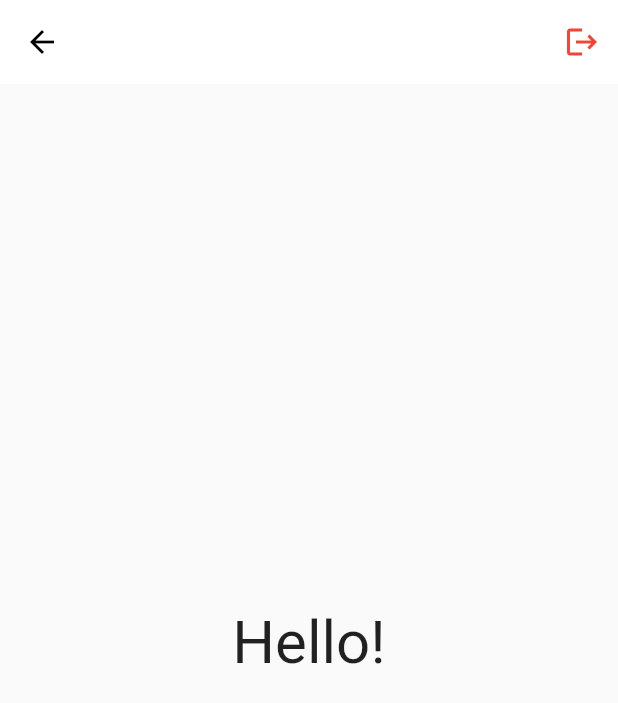
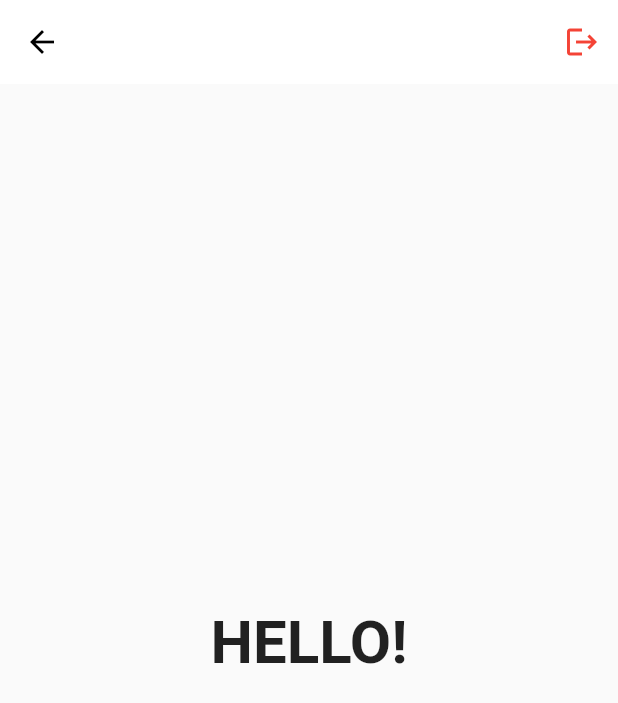
Before and after one commit to sudhan003/phone_number_verification, a Flutter app: the screen it shows once a user with an empty profile is signed in, after a tap on the "arrow back" icon, on a phone screen of 412 x 824 dp. Shown: the top 703 px of the screen. Run offline on Flutter 3.47's test engine with Material 2 defaults, Android fonts, the phone set to English and light mode, and no system bars; our stand-ins replace country_code_picker, firebase_auth, firebase_core, flutter_svg, get, pinput; missing offline and left inert: timer_snackbar; accounts and stored records are empty; network calls fail.

Commit message:
final commit

```diff
--- a/lib/main.dart
+++ b/lib/main.dart
@@ -1,34 +1,30 @@
 import 'package:flutter/material.dart';
+import 'package:firebase_core/firebase_core.dart';
+import 'package:get/get.dart';
+import 'package:phone_number_verification/controller/auth_controller.dart';
 import 'package:phone_number_verification/firebase_options.dart';
-import 'package:phone_number_verification/provider/auth_provider.dart';
-import 'package:phone_number_verification/screens/otp_verification_screen.dart';
-import 'package:firebase_core/firebase_core.dart';
 import 'package:phone_number_verification/screens/phone_number_screen.dart';
-import 'package:provider/provider.dart';
 
 void main() async {
   WidgetsFlutterBinding.ensureInitialized();
-  await Firebase.initializeApp(options: DefaultFirebaseOptions.currentPlatform);
+  await Firebase.initializeApp(options: DefaultFirebaseOptions.currentPlatform)
+      .then((value) => Get.put(AuthController()));
   runApp(const MyApp());
 }
 
 class MyApp extends StatelessWidget {
   const MyApp({Key? key}) : super(key: key);
 
-  // This widget is the root of your application.
   @override
   Widget build(BuildContext context) {
-    return MultiProvider(
-      providers: [ChangeNotifierProvider(create: (_) => AuthProvider())],
-      child: MaterialApp(
-          debugShowCheckedModeBanner: false,
-          theme: ThemeData(
-            primarySwatch: Colors.blue,
-          ),
-          home:
-              // snapshot.hasdata
-              //     ? const HomeScreen() :
-              const PhoneNumberScreen()),
-    );
+    return GetMaterialApp(
+        supportedLocales: const [
+          Locale('en', 'US'),
+        ],
+        debugShowCheckedModeBanner: false,
+        theme: ThemeData(
+          primarySwatch: Colors.blue,
+        ),
+        home: const PhoneNumberScreen());
   }
 }
--- a/lib/screens/home_screen.dart
+++ b/lib/screens/home_screen.dart
@@ -1,9 +1,7 @@
-import 'package:firebase_auth/firebase_auth.dart';
 import 'package:flutter/material.dart';
-import 'package:phone_number_verification/provider/auth_provider.dart';
-import 'package:phone_number_verification/screens/otp_verification_screen.dart';
+import 'package:get/get.dart';
+import 'package:phone_number_verification/controller/auth_controller.dart';
 import 'package:phone_number_verification/screens/phone_number_screen.dart';
-import 'package:provider/provider.dart';
 
 class HomeScreen extends StatefulWidget {
   const HomeScreen({Key? key}) : super(key: key);
@@ -13,28 +11,13 @@ class HomeScreen extends StatefulWidget {
 }
 
 class _HomeScreenState extends State<HomeScreen> {
-  String? phoneNumber;
-
-  @override
-  void initState() {
-    super.initState();
-    getUserPhoneNumber();
-  }
-
-  Future<void> getUserPhoneNumber() async {
-    final user = FirebaseAuth.instance.currentUser;
-    if (user != null && user.phoneNumber != null) {
-      setState(() {
-        phoneNumber = user.phoneNumber!;
-      });
-    }
-  }
-
+  String userNumber = AuthController.instance.countryCodeController.text +
+      AuthController.instance.phoneNumberController.text;
   @override
   Widget build(BuildContext context) {
-    return Consumer<AuthProvider>(builder: (context, model, _) {
     return Scaffold(
       appBar: AppBar(
+        title: Text('Home'),
         elevation: 0,
         backgroundColor: Colors.white,
         leading: IconButton(
@@ -43,9 +26,6 @@ class _HomeScreenState extends State<HomeScreen> {
             color: Colors.black,
           ),
           onPressed: () {
-              model.signOut();
-              Navigator.of(context).push(MaterialPageRoute(
-                  builder: (_) =>  OtpVerificationScreen()));
           },
         ),
         actions: [
@@ -55,9 +35,8 @@ class _HomeScreenState extends State<HomeScreen> {
               color: Colors.red,
             ),
             onPressed: () {
-                model.signOut();
-                Navigator.of(context).push(MaterialPageRoute(
-                    builder: (_) => const PhoneNumberScreen()));
+              AuthController.instance.signOut();
+              Get.to(() => const PhoneNumberScreen());
             },
           ),
         ],
@@ -66,24 +45,11 @@ class _HomeScreenState extends State<HomeScreen> {
         child: Column(
           mainAxisAlignment: MainAxisAlignment.center,
           children: [
-              phoneNumber == null
-                  ? const CircularProgressIndicator()
-                  : const Text(
-                      "Hello!",
-                      style:
-                          TextStyle(fontWeight: FontWeight.w400, fontSize: 40),
-                    ),
-              Text(
-                " $phoneNumber",
-                style: const TextStyle(
-                    fontSize: 20,
-                    fontStyle: FontStyle.italic,
-                    fontWeight: FontWeight.w300),
-              )
+            Text("HELLO!",style: TextStyle(fontSize: 40,fontWeight: FontWeight.bold),),
+              Text("${AuthController.instance.userNumber}",style: TextStyle(fontSize: 20,fontWeight: FontWeight.w400,),)
               ],
         ),
       ),
     );
-    });
   }
 }
--- a/lib/screens/otp_verification_screen.dart
+++ b/lib/screens/otp_verification_screen.dart
@@ -1,15 +1,10 @@
-import 'package:firebase_auth/firebase_auth.dart';
 import 'package:flutter/material.dart';
 import 'package:flutter_svg/flutter_svg.dart';
-import 'package:phone_number_verification/provider/auth_provider.dart';
-import 'package:provider/provider.dart';
-
+import 'package:phone_number_verification/controller/auth_controller.dart';
 import 'package:pinput/pinput.dart';
-import '../keys.dart';
-import 'home_screen.dart';
 
 class OtpVerificationScreen extends StatefulWidget {
-   OtpVerificationScreen({Key? key}) : super(key: key);
+  const OtpVerificationScreen({Key? key}) : super(key: key);
 
   @override
   State<OtpVerificationScreen> createState() => _OtpVerificationScreenState();
@@ -17,6 +12,7 @@ class OtpVerificationScreen extends StatefulWidget {
 
 class _OtpVerificationScreenState extends State<OtpVerificationScreen> {
   final focusNode = FocusNode();
+
   @override
   void dispose() {
     focusNode.dispose();
@@ -41,17 +37,9 @@ class _OtpVerificationScreenState extends State<OtpVerificationScreen> {
         border: Border.all(color: borderColor),
       ),
     );
-    return StreamBuilder(
-        stream: FirebaseAuth.instance.authStateChanges(),
-        builder: (context, snapshot) {
-          if (snapshot.hasData) {
-            return HomeScreen();
-          }
     return Scaffold(
-            body: Consumer<AuthProvider>(builder: (context, model, _) {
-              return Padding(
-                padding:
-                    const EdgeInsets.symmetric(vertical: 40, horizontal: 20),
+      body: Padding(
+        padding: const EdgeInsets.symmetric(vertical: 40, horizontal: 20),
         child: SingleChildScrollView(
           child: Column(
             mainAxisAlignment: MainAxisAlignment.center,
@@ -65,21 +53,13 @@ class _OtpVerificationScreenState extends State<OtpVerificationScreen> {
               ),
               Pinput(
                 length: 6,
-                        controller: model.otpController,
+                controller: AuthController.instance.otpNumberController,
                 focusNode: focusNode,
                 androidSmsAutofillMethod:
                     AndroidSmsAutofillMethod.smsUserConsentApi,
                 listenForMultipleSmsOnAndroid: true,
                 defaultPinTheme: defaultPinTheme,
                 hapticFeedbackType: HapticFeedbackType.lightImpact,
-                        // validator: (value) {
-                        //   if(value == null || value.isEmpty){
-                        //     return 'Please enter OTP';
-                        //   }
-                        //   else if(value.length != 6){
-                        //     return 'Please enter 6 digit OTP';
-                        //   }
-                        // },
                 onCompleted: (pin) {
                   debugPrint('onCompleted: $pin');
                 },
@@ -116,26 +96,25 @@ class _OtpVerificationScreenState extends State<OtpVerificationScreen> {
               ),
               TextButton(
                 onPressed: () {
-                          model.signinWithPhone(context);
+                  AuthController.instance.signinWithPhone(context);
                 },
                 child: const Text("Submit"),
               ),
-                      Row(children: [
+              Row(mainAxisAlignment: MainAxisAlignment.center, children: [
                 const Text("Didn't receive OTP"),
                 TextButton(
                   onPressed: () {
-                            model.verifyPhoneNumber(context);
-                            model.resendCode();
+                    AuthController.instance.resendOTP(context);
                   },
-                          child: const Text("re-send OTP"),
+                  child: const Text(
+                    "re-send OTP",
+                  ),
                 ),
               ])
             ],
           ),
         ),
+      ),
     );
-            }),
-          );
-        });
   }
 }
--- a/lib/screens/phone_number_screen.dart
+++ b/lib/screens/phone_number_screen.dart
@@ -1,10 +1,9 @@
-import 'package:firebase_auth/firebase_auth.dart';
+import 'package:country_code_picker/country_code_picker.dart';
 import 'package:flutter/material.dart';
 import 'package:flutter_svg/flutter_svg.dart';
-import 'package:phone_number_verification/screens/home_screen.dart';
-import 'package:provider/provider.dart';
+import 'package:get/get.dart';
+import 'package:phone_number_verification/controller/auth_controller.dart';
 
-import '../provider/auth_provider.dart';
 import '../keys.dart';
 import 'otp_verification_screen.dart';
 
@@ -16,19 +15,12 @@ class PhoneNumberScreen extends StatefulWidget {
 }
 
 class _PhoneNumberScreenState extends State<PhoneNumberScreen> {
-  // final _formKey = GlobalKey<FormState>();
+  String _selectedCountryCode = '+91';
 
   @override
   Widget build(BuildContext context) {
-    return StreamBuilder(
-        stream: FirebaseAuth.instance.authStateChanges(),
-        builder: (context, snapshot) {
-          if (snapshot.hasData) {
-            return const HomeScreen();
-          }
     return Scaffold(
-              body: Consumer<AuthProvider>(builder: (context, model, _) {
-            return Form(
+        body: Form(
             key: Keys.formKey,
             child: Padding(
                 padding: const EdgeInsets.all(20),
@@ -46,12 +38,44 @@ class _PhoneNumberScreenState extends State<PhoneNumberScreen> {
                       const SizedBox(
                         height: 40,
                       ),
-                        TextFormField(
-                          controller: model.phoneNumberController,
+                      Row(children: [
+                        Expanded(
+                          child: Container(
+                            alignment: Alignment.center,
+                            width: 60,
+                            height: 58,
+                            decoration: BoxDecoration(
+                                color: Colors.grey.shade200,
+                                border: Border.all(color: Colors.black),
+                                borderRadius: BorderRadius.circular(5)),
+                            child: CountryCodePicker(
+                              initialSelection: 'IN',
+                              alignLeft: true,
+                              favorite: const ['+91', 'IN'],
+                              onChanged: (countryCode) {
+                                setState(() {
+                                  _selectedCountryCode = countryCode.toString();
+                                  AuthController.instance.countryCodeController
+                                      .text = _selectedCountryCode;
+                                });
+                              },
+                              showCountryOnly: false,
+                              showOnlyCountryWhenClosed: false,
+                            ),
+                          ),
+                        ),
+                        const SizedBox(
+                          width: 5,
+                        ),
+                        Expanded(
+                          flex: 2,
+                          child: TextFormField(
+                            controller:
+                                AuthController.instance.phoneNumberController,
                             validator: (value) {
                               if (value == null || value.isEmpty) {
                                 return 'Please enter phone number';
-                            } else if (value.length != 13) {
+                              } else if (value.length != 10) {
                                 return 'Please enter a valid 10-digit phone number';
                               }
                               return null;
@@ -68,8 +92,10 @@ class _PhoneNumberScreenState extends State<PhoneNumberScreen> {
                                   borderRadius: BorderRadius.circular(5)),
                             ),
                           ),
+                        ),
+                      ]),
                       const SizedBox(
-                          height: 50,
+                        height: 30,
                       ),
                       SizedBox(
                         height: 40,
@@ -81,10 +107,9 @@ class _PhoneNumberScreenState extends State<PhoneNumberScreen> {
                                 )),
                             onPressed: () {
                               if (Keys.formKey.currentState!.validate()) {
-                                  model.verifyPhoneNumber(context);
-                                  Navigator.of(context).push(MaterialPageRoute(
-                                      builder: (_) =>
-                                           OtpVerificationScreen()));
+                                AuthController.instance
+                                    .verifyPhoneNumber(context);
+                                Get.to(() => const OtpVerificationScreen());
                               }
                             },
                             child: Row(
@@ -100,9 +125,6 @@ class _PhoneNumberScreenState extends State<PhoneNumberScreen> {
                       ),
                     ],
                   ),
-                  ),
-                ));
-          }));
-        });
+                ))));
   }
 }
```
Also changed, not shown: lib/controller/auth_controller.dart (added, +188 -0 lines), pubspec.yaml (+6 -4 lines), pubspec.lock, 1 other file. Lines whose indentation alone changed are shown as unchanged.
